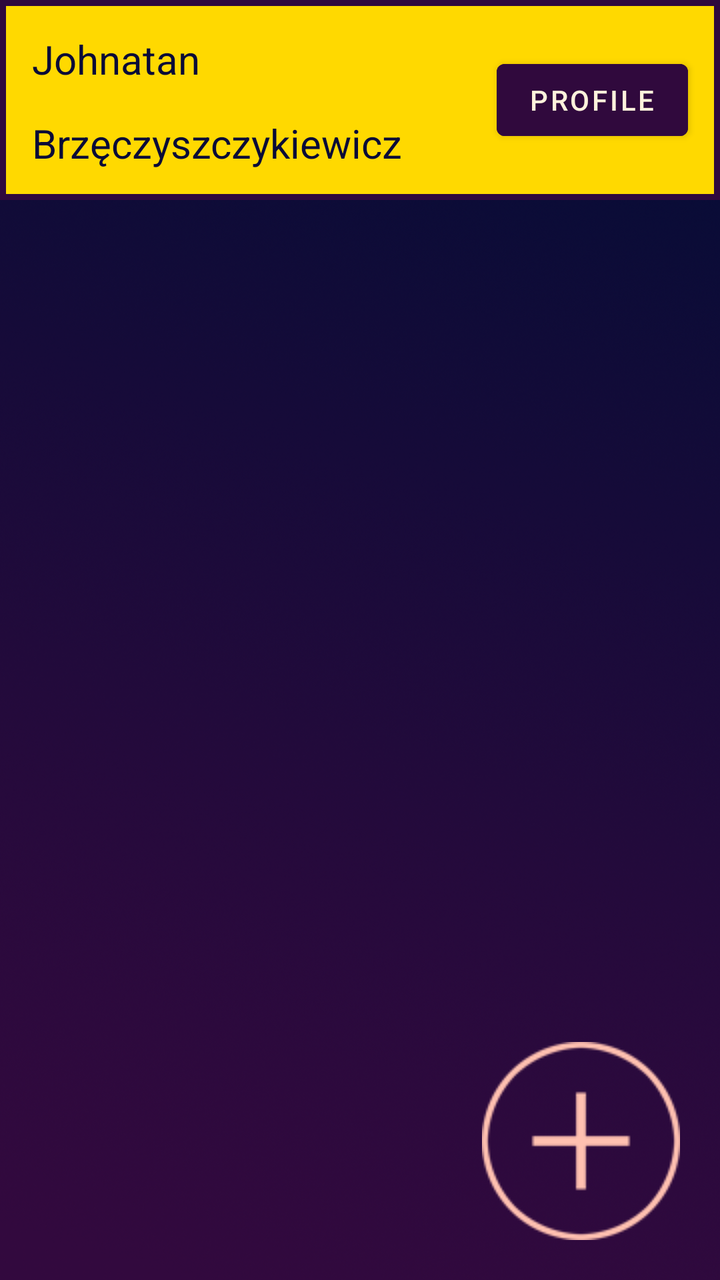
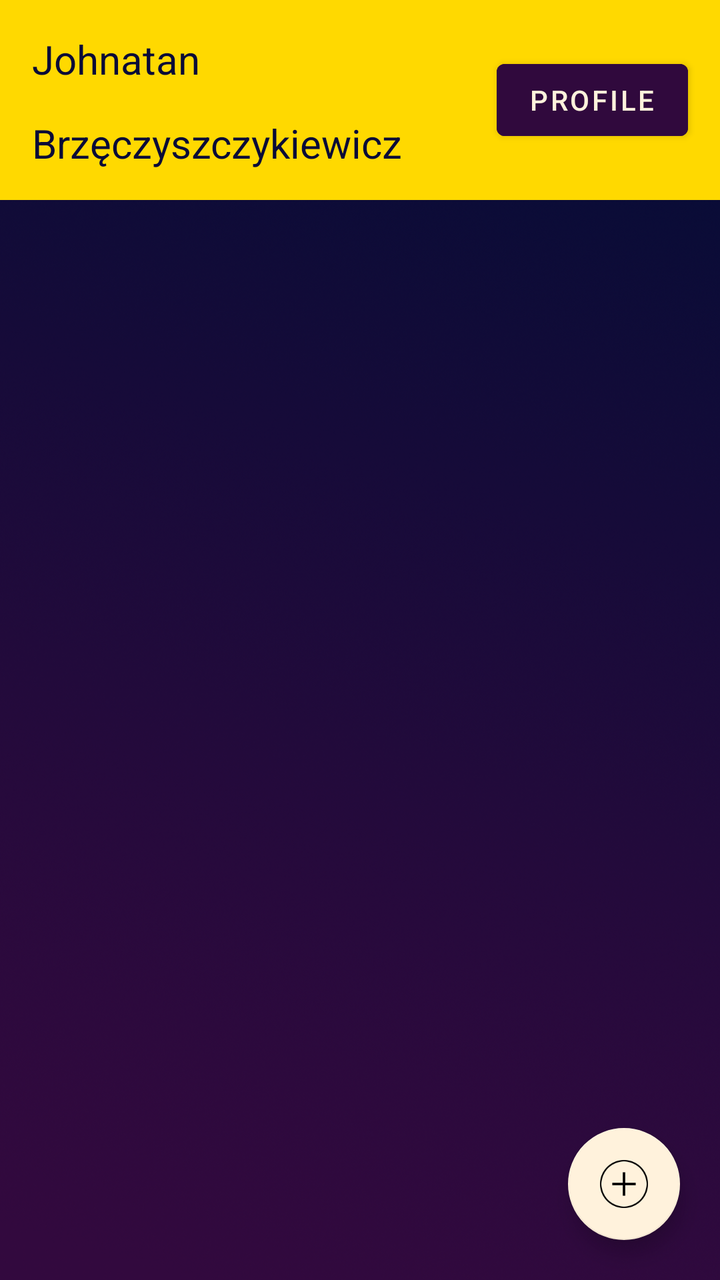

The first picture is an Android layout as it rendered before a commit; the second is the same layout after the commit. The layout source and the unified diff follow.
<!-- AndroidManifest.xml: activity theme Theme.Tasqr_NoToolBar -->
<!-- res/layout/activity_main.xml -->
<?xml version="1.0" encoding="utf-8"?>
<RelativeLayout xmlns:android="http://schemas.android.com/apk/res/android"
    xmlns:app="http://schemas.android.com/apk/res-auto"
    xmlns:tools="http://schemas.android.com/tools"
    android:layout_width="match_parent"
    android:layout_height="match_parent"
    android:background="@drawable/backgroundlogin"
    tools:context=".MainActivity">

        <View
            android:layout_width="match_parent"
            android:layout_height="100dp"
            android:background="@drawable/rectangle"/>

    <androidx.constraintlayout.widget.ConstraintLayout
        android:id="@+id/profileBar"
        android:layout_width="match_parent"
        android:layout_height="100dp">

        <TextView
            android:textColor="@color/tasqr_blue"
            android:id="@+id/surname"
            android:layout_width="wrap_content"
            android:layout_height="wrap_content"
            android:text="Brzęczyszczykiewicz"
            app:layout_constraintBottom_toBottomOf="parent"
            app:layout_constraintStart_toStartOf="@+id/name"
            app:layout_constraintTop_toBottomOf="@+id/name"
            android:textSize="20dp"/>

        <TextView
            android:textSize="20dp"
            android:textColor="@color/tasqr_blue"
            android:id="@+id/name"
            android:layout_width="wrap_content"
            android:layout_height="wrap_content"
            android:layout_marginStart="16dp"
            android:layout_marginTop="16dp"
            android:text="Johnatan"
            app:layout_constraintStart_toStartOf="parent"
            app:layout_constraintTop_toTopOf="parent" />

        <Button
            android:id="@+id/profileButton"
            android:layout_width="wrap_content"
            android:layout_height="wrap_content"
            android:layout_marginEnd="16dp"
            android:text="@string/profile"
            android:textColor="@color/alt_text_color"
            app:layout_constraintBottom_toBottomOf="parent"
            app:layout_constraintEnd_toEndOf="parent"
            app:layout_constraintTop_toTopOf="parent"
            android:backgroundTint="@color/tasqr_purple"
            />

    </androidx.constraintlayout.widget.ConstraintLayout>

    <ListView
        android:id="@+id/projectList"
        android:layout_width="wrap_content"
        android:layout_height="wrap_content"
        android:layout_below="@id/profileBar"
        android:layout_marginTop="30dp"/>

    <androidx.constraintlayout.widget.ConstraintLayout
        android:layout_width="match_parent"
        android:layout_height="match_parent">

        <ImageButton
            android:id="@+id/addProjectButton"
            android:layout_width="wrap_content"
            android:layout_height="wrap_content"
            android:layout_marginEnd="20dp"
            android:layout_marginBottom="20dp"
            android:background="#00000000"
            app:layout_constraintBottom_toBottomOf="parent"
            app:layout_constraintEnd_toEndOf="parent"
            app:srcCompat="@drawable/addprojectbutton" />
    </androidx.constraintlayout.widget.ConstraintLayout>

</RelativeLayout>
<!-- resources referenced by this layout -->
<resources>
  <color name="alt_text_color">#FFF2DC</color>
  <color name="tasqr_blue">#090B37</color>
  <color name="tasqr_purple">#30093D</color>
  <!-- drawable addprojectbutton: png bitmap (drawable, 3194 bytes) -->
  <!-- drawable backgroundlogin: jpg bitmap (drawable, 9335 bytes) -->
  <!-- drawable rectangle (drawable) -->
  <?xml version="1.0" encoding="UTF-8"?>
  <shape xmlns:android="http://schemas.android.com/apk/res/android" android:id="@+id/listview_background_shape">
      <stroke android:width="3dp" android:color="@color/tasqr_purple" />
      <solid android:color="@color/tasqr_yellow" />
  </shape>
  <string name="profile">Profile</string>
  <style name="Theme.Tasqr_NoToolBar" parent="Theme.MaterialComponents.Light.NoActionBar">
          
          <item name="colorPrimary">@color/purple_500</item>
          <item name="colorPrimaryVariant">@color/purple_700</item>
          <item name="colorOnPrimary">@color/white</item>
          
          <item name="colorSecondary">@color/teal_200</item>
          <item name="colorSecondaryVariant">@color/teal_700</item>
          <item name="colorOnSecondary">@color/black</item>
          
          <item name="android:statusBarColor">@color/status_bar_color</item>
          
      </style>
  <color name="tasqr_yellow">#FFD900</color>
  <color name="purple_500">#FF6200EE</color>
  <color name="purple_700">#FF3700B3</color>
  <color name="white">#FFFFFFFF</color>
  <color name="teal_200">#FF03DAC5</color>
  <color name="teal_700">#FF018786</color>
  <color name="black">#FF000000</color>
  <color name="status_bar_color">#070C36</color>
</resources>

<!-- the commit's change to res/layout/activity_main.xml (unified diff, before → after) -->
@@ -59,23 +59,24 @@
         android:id="@+id/projectList"
         android:layout_width="wrap_content"
         android:layout_height="wrap_content"
-        android:layout_below="@id/profileBar"
-        android:layout_marginTop="30dp"/>
+        android:layout_below="@id/profileBar" />
 
     <androidx.constraintlayout.widget.ConstraintLayout
         android:layout_width="match_parent"
         android:layout_height="match_parent">
 
-        <ImageButton
+        <com.google.android.material.floatingactionbutton.FloatingActionButton
             android:id="@+id/addProjectButton"
             android:layout_width="wrap_content"
             android:layout_height="wrap_content"
             android:layout_marginEnd="20dp"
             android:layout_marginBottom="20dp"
-            android:background="#00000000"
             app:layout_constraintBottom_toBottomOf="parent"
             app:layout_constraintEnd_toEndOf="parent"
-            app:srcCompat="@drawable/addprojectbutton" />
+            app:srcCompat="@drawable/addprojectbutton"
+            app:backgroundTint="@color/alt_text_color"
+            app:rippleColor="@color/tasqr_yellow"/>
+
     </androidx.constraintlayout.widget.ConstraintLayout>
 
 </RelativeLayout>
<!-- resource entries referenced after the edit -->
@@ -8,7 +8,6 @@
   <!-- drawable rectangle (drawable) -->
   <?xml version="1.0" encoding="UTF-8"?>
   <shape xmlns:android="http://schemas.android.com/apk/res/android" android:id="@+id/listview_background_shape">
-      <stroke android:width="3dp" android:color="@color/tasqr_purple" />
       <solid android:color="@color/tasqr_yellow" />
   </shape>
   <string name="profile">Profile</string>
